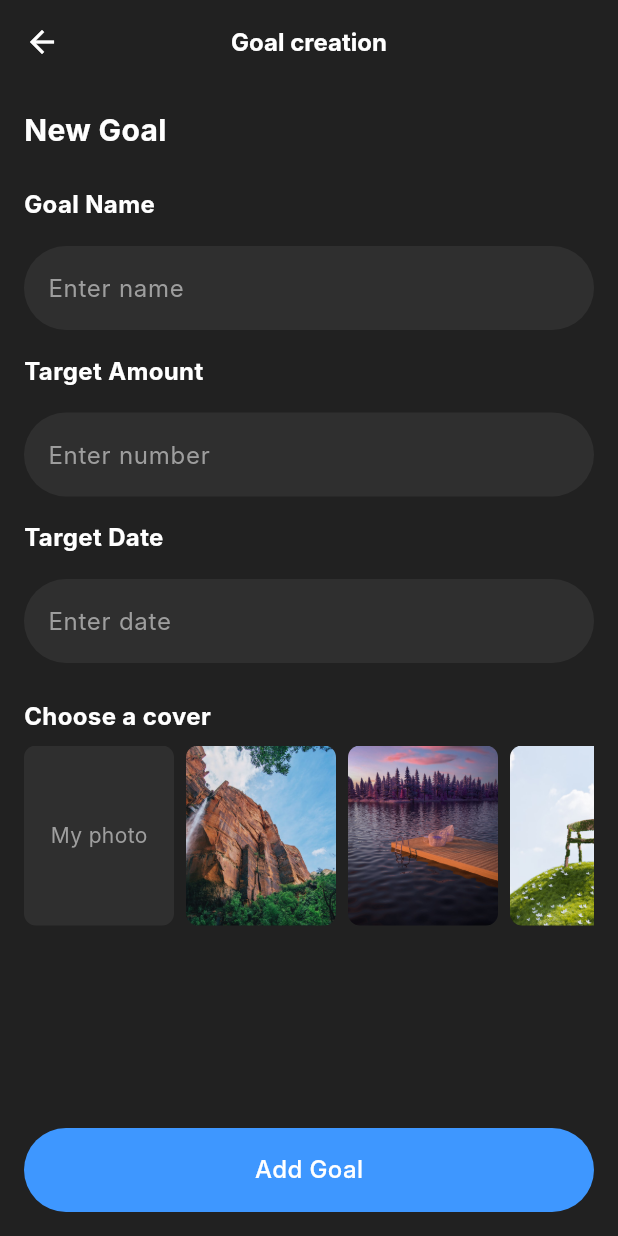
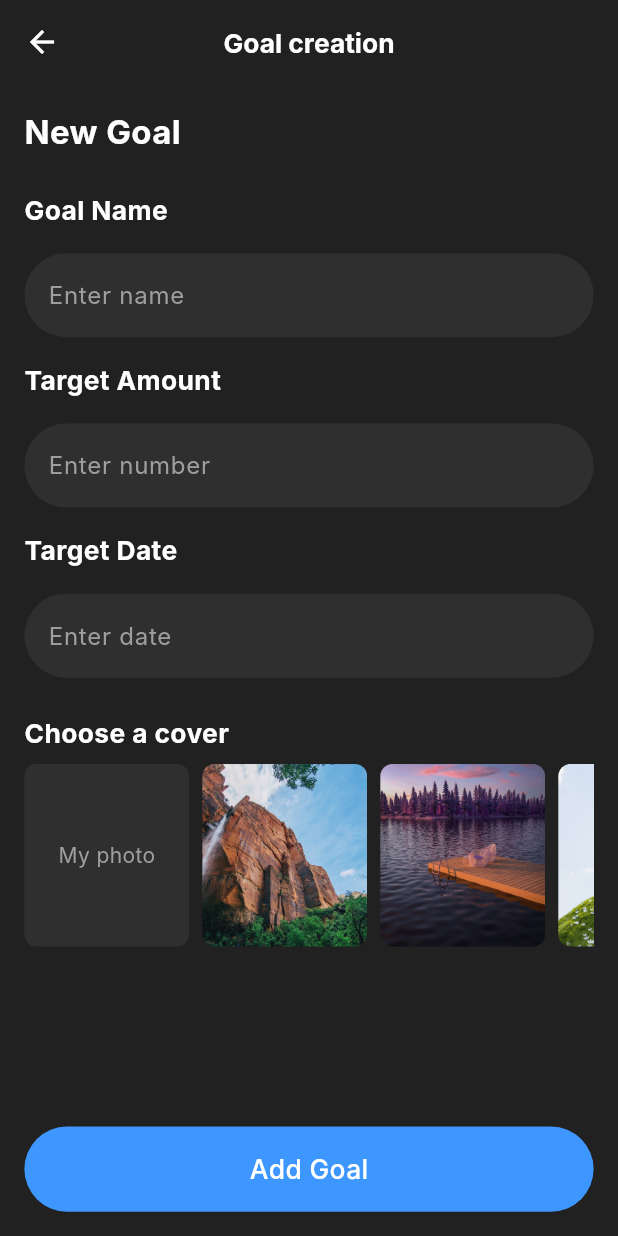
Before and after one commit to KurbanovAziz/future, a Flutter app: the TrakScreen screen opened directly, after a tap on "Add New Goal", on a phone screen of 412 x 824 dp. Run offline on Flutter 3.47's test engine with Material 3 defaults, Android fonts, the phone set to English and light mode, and no system bars; our stand-ins replace device_info_plus, event_bus, floor, flutter_screenutil, flutter_svg, get_it and 4 more; missing offline and left inert: apphud; accounts and stored records are empty; generated files the repository leaves out were written again; Roboto replaces fonts that are missing (Inter).

Commit message:
added screen utils

```diff
--- a/lib/trak/screens/goal_creation.dart
+++ b/lib/trak/screens/goal_creation.dart
@@ -3,6 +3,7 @@ import 'package:device_info_plus/device_info_plus.dart';
 import 'package:event_bus/event_bus.dart';
 import 'package:flutter/cupertino.dart';
 import 'package:flutter/material.dart';
+import 'package:flutter_screenutil/flutter_screenutil.dart';
 import 'package:future_savings_app_29_t/floor/dao/goal_dao.dart';
 import 'package:future_savings_app_29_t/trak/data/goal_data.dart';
 import 'package:get_it/get_it.dart';
@@ -142,11 +143,11 @@ class _GoalCreationState extends State<GoalCreation> {
   Widget build(BuildContext context) {
     return Scaffold(
       appBar: AppBar(
-        title: const Text(
+        title: Text(
           'Goal creation',
           style: TextStyle(
             color: Colors.white,
-            fontSize: 16,
+            fontSize: 16.sp,
             fontWeight: FontWeight.w700,
           ),
         ),
@@ -159,28 +160,28 @@ class _GoalCreationState extends State<GoalCreation> {
         ),
       ),
       body: Padding(
-        padding: const EdgeInsets.all(16.0),
+        padding: EdgeInsets.all(16.0.r),
         child: Column(
           crossAxisAlignment: CrossAxisAlignment.start,
           children: [
-            const Text(
+            Text(
               'New Goal',
               style: TextStyle(
                 color: Colors.white,
-                fontSize: 20,
+                fontSize: 20.sp,
                 fontWeight: FontWeight.bold,
               ),
             ),
-            const SizedBox(height: 24),
-            const Text(
+            SizedBox(height: 24.h),
+            Text(
               'Goal Name',
               style: TextStyle(
                 color: Colors.white,
-                fontSize: 16,
+                fontSize: 16.sp,
                 fontWeight: FontWeight.w700,
               ),
             ),
-            const SizedBox(height: 16),
+            SizedBox(height: 16.h),
             TextField(
               controller: _nameController,
               style: const TextStyle(color: Colors.white),
@@ -190,21 +191,21 @@ class _GoalCreationState extends State<GoalCreation> {
                 filled: true,
                 fillColor: const Color(0xFF2F2F2F),
                 border: OutlineInputBorder(
-                  borderRadius: BorderRadius.circular(90),
+                  borderRadius: BorderRadius.circular(90.r),
                   borderSide: BorderSide.none,
                 ),
               ),
             ),
-            const SizedBox(height: 16),
-            const Text(
+            SizedBox(height: 16.h),
+            Text(
               'Target Amount',
               style: TextStyle(
                 color: Colors.white,
-                fontSize: 16,
+                fontSize: 16.sp,
                 fontWeight: FontWeight.w700,
               ),
             ),
-            const SizedBox(height: 16),
+            SizedBox(height: 16.h),
             TextField(
               controller: _amountController,
               style: const TextStyle(color: Colors.white),
@@ -215,21 +216,21 @@ class _GoalCreationState extends State<GoalCreation> {
                 filled: true,
                 fillColor: const Color(0xFF2F2F2F),
                 border: OutlineInputBorder(
-                  borderRadius: BorderRadius.circular(90),
+                  borderRadius: BorderRadius.circular(90.r),
                   borderSide: BorderSide.none,
                 ),
               ),
             ),
-            const SizedBox(height: 16),
-            const Text(
+            SizedBox(height: 16.h),
+            Text(
               'Target Date',
               style: TextStyle(
                 color: Colors.white,
-                fontSize: 16,
+                fontSize: 16.sp,
                 fontWeight: FontWeight.w700,
               ),
             ),
-            const SizedBox(height: 16),
+            SizedBox(height: 16.h),
             TextField(
               controller: _dateController,
               style: const TextStyle(color: Colors.white),
@@ -241,23 +242,23 @@ class _GoalCreationState extends State<GoalCreation> {
                 filled: true,
                 fillColor: const Color(0xFF2F2F2F),
                 border: OutlineInputBorder(
-                  borderRadius: BorderRadius.circular(90),
+                  borderRadius: BorderRadius.circular(90.r),
                   borderSide: BorderSide.none,
                 ),
               ),
             ),
-            const SizedBox(height: 24),
-            const Text(
+            SizedBox(height: 24.h),
+            Text(
               'Choose a cover',
               style: TextStyle(
                 color: Colors.white,
-                fontSize: 16,
+                fontSize: 16.sp,
                 fontWeight: FontWeight.bold,
               ),
             ),
-            const SizedBox(height: 8),
+            SizedBox(height: 8.h),
             SizedBox(
-              height: 120,
+              height: 120.h,
               child: ListView.builder(
                 scrollDirection: Axis.horizontal,
                 itemCount: coverImages.length + 1,
@@ -277,17 +278,17 @@ class _GoalCreationState extends State<GoalCreation> {
                   _saveGoal();
                 },
                 child: Container(
-                  height: 56,
+                  height: 56.h,
                   width: double.infinity,
                   decoration: BoxDecoration(
-                    borderRadius: BorderRadius.circular(32),
+                    borderRadius: BorderRadius.circular(32.r),
                     color: FsaColor.blue,
                   ),
-                  child: const Center(
+                  child: Center(
                     child: Text(
                       'Add Goal',
                       style: TextStyle(
-                        fontSize: 16,
+                        fontSize: 16.sp,
                         fontWeight: FontWeight.w500,
                         color: FsaColor.white,
                       ),
@@ -307,13 +308,13 @@ class _GoalCreationState extends State<GoalCreation> {
     return GestureDetector(
       onTap: photosPermissionStatus,
       child: Container(
-        width: 100,
-        height: 100,
-        margin: const EdgeInsets.only(right: 8.0),
+        width: 100.w,
+        height: 100.h,
+        margin: EdgeInsets.only(right: 8.0.w),
         decoration: BoxDecoration(
-          borderRadius: BorderRadius.circular(8),
+          borderRadius: BorderRadius.circular(8.r),
           color: FsaColor.darkGrey,
-          border: isSelected ? Border.all(color: Colors.white, width: 2) : null,
+          border: isSelected ? Border.all(color: Colors.white, width: 2.w) : null,
         ),
         child: Center(
           child: _selectedImage == null
@@ -338,19 +339,19 @@ class _GoalCreationState extends State<GoalCreation> {
         });
       },
       child: Container(
-        margin: const EdgeInsets.only(right: 8.0),
+        margin: EdgeInsets.only(right: 8.0.w),
         decoration: BoxDecoration(
           border: isSelected
-              ? Border.all(color: Colors.white, width: 2)
+              ? Border.all(color: Colors.white, width: 2.w)
               : null,
-          borderRadius: BorderRadius.circular(8.0),
+          borderRadius: BorderRadius.circular(8.0.r),
         ),
         child: ClipRRect(
-          borderRadius: BorderRadius.circular(8.0),
+          borderRadius: BorderRadius.circular(8.0.r),
           child: Image.asset(
             imagePath,
-            width: 100,
-            height: 100,
+            width: 100.w,
+            height: 100.h,
             fit: BoxFit.cover,
           ),
         ),
@@ -366,7 +367,7 @@ class _GoalCreationState extends State<GoalCreation> {
         return CupertinoActionSheet(
           actions: [
             SizedBox(
-              height: 250,
+              height: 250.h,
               child: CupertinoDatePicker(
                 initialDateTime: selectedDate,
                 mode: CupertinoDatePickerMode.date,
--- a/lib/trak/trak_screen.dart
+++ b/lib/trak/trak_screen.dart
@@ -3,6 +3,7 @@ import 'dart:io';
 import 'package:event_bus/event_bus.dart';
 import 'package:flutter/cupertino.dart';
 import 'package:flutter/material.dart';
+import 'package:flutter_screenutil/flutter_screenutil.dart';
 import 'package:future_savings_app_29_t/generated/assets.dart';
 import 'package:future_savings_app_29_t/trak/screens/goal_creation.dart';
 import 'package:future_savings_app_29_t/trak/screens/savings_goals.dart';
@@ -59,11 +60,11 @@ class _TrakScreenState extends State<TrakScreen> {
   Widget build(BuildContext context) {
     return Scaffold(
       appBar: AppBar(
-        title: const Text(
+        title: Text(
           "Savings goals tracker",
           style: TextStyle(
             color: Colors.white,
-            fontSize: 16,
+            fontSize: 16.sp,
             fontWeight: FontWeight.w700,
           ),
         ),
@@ -71,7 +72,7 @@ class _TrakScreenState extends State<TrakScreen> {
       ),
       body: Center(
         child: Padding(
-          padding: const EdgeInsets.all(16.0),
+          padding: EdgeInsets.all(16.0.r),
           child: goals.isEmpty
               ? _buildEmptyState()
               : _buildGoalsList(),
@@ -91,17 +92,17 @@ class _TrakScreenState extends State<TrakScreen> {
               );
             },
             child: Container(
-              height: 56,
+              height: 56.h,
               width: double.infinity,
               decoration: BoxDecoration(
-                borderRadius: BorderRadius.circular(32),
+                borderRadius: BorderRadius.circular(32.r),
                 color: FsaColor.blue,
               ),
-              child: const Center(
+              child: Center(
                 child: Text(
                   'Add New Goal',
                   style: TextStyle(
-                    fontSize: 16,
+                    fontSize: 16.sp,
                     fontWeight: FontWeight.w500,
                     color: FsaColor.white,
                   ),
@@ -118,16 +119,16 @@ class _TrakScreenState extends State<TrakScreen> {
     return Column(
       mainAxisAlignment: MainAxisAlignment.center,
       children: [
-        const Text(
+        Text(
           "Create your first long-term goal",
           textAlign: TextAlign.center,
           style: TextStyle(
             color: Colors.white,
-            fontSize: 20,
+            fontSize: 20.sp,
             fontWeight: FontWeight.w700,
           ),
         ),
-        const SizedBox(height: 16),
+        SizedBox(height: 16.h),
         GestureDetector(
           onTap: () {
             Navigator.push(
@@ -138,17 +139,17 @@ class _TrakScreenState extends State<TrakScreen> {
             );
           },
           child: Container(
-            height: 56,
+            height: 56.h,
             width: double.infinity,
             decoration: BoxDecoration(
-              borderRadius: BorderRadius.circular(32),
+              borderRadius: BorderRadius.circular(32.r),
               color: FsaColor.blue,
             ),
-            child: const Center(
+            child: Center(
               child: Text(
                 'Add New Goal',
                 style: TextStyle(
-                  fontSize: 16,
+                  fontSize: 16.sp,
                   fontWeight: FontWeight.w500,
                   color: FsaColor.white,
                 ),
@@ -178,9 +179,9 @@ class _TrakScreenState extends State<TrakScreen> {
                 },
                 child: Card(
                   color: FsaColor.darkGrey,
-                  margin: const EdgeInsets.symmetric(vertical: 8.0),
+                  margin: EdgeInsets.symmetric(vertical: 8.0.h),
                   child: Padding(
-                    padding: const EdgeInsets.all(16.0),
+                    padding: EdgeInsets.all(16.0.r),
                     child: Row(
                       crossAxisAlignment: CrossAxisAlignment.start,
                       children: [
@@ -190,65 +191,65 @@ class _TrakScreenState extends State<TrakScreen> {
                             children: [
                               Text(
                                 goal.name,
-                                style: const TextStyle(
+                                style: TextStyle(
                                   color: Colors.white,
-                                  fontSize: 18,
+                                  fontSize: 18.sp,
                                   fontWeight: FontWeight.bold,
                                 ),
                               ),
-                              const SizedBox(height: 8.0),
+                              SizedBox(height: 8.0.h),
                               Row(
                                 children: [
                                   Container(
                                     decoration: BoxDecoration(
                                         color: FsaColor.black,
-                                        borderRadius: BorderRadius.circular(8)
+                                        borderRadius: BorderRadius.circular(8.r)
                                     ),
                                     child: Padding(
-                                      padding: const EdgeInsets.all(8.0),
+                                      padding: EdgeInsets.all(8.0.r),
                                       child: Column(
                                         children: [
-                                          const Text(
+                                          Text(
                                             'Left (\$):',
                                             style: TextStyle(
                                                 color: Colors.white54,
                                                 fontWeight: FontWeight.w700,
-                                                fontSize: 12),
+                                                fontSize: 12.sp),
                                           ),
                                           Text(
                                             '${goal.number - (goal.accumulated ?? 0)}',
-                                            style: const TextStyle(
+                                            style: TextStyle(
                                                 color: Colors.blue,
                                                 fontWeight: FontWeight.w700,
-                                                fontSize: 16),
+                                                fontSize: 16.sp),
                                           ),
                                         ],
                                       ),
                                     ),
                                   ),
-                                  const SizedBox(width: 8),
+                                  SizedBox(width: 8.w),
                                   Container(
                                     decoration: BoxDecoration(
                                         color: FsaColor.black,
-                                        borderRadius: BorderRadius.circular(8)
+                                        borderRadius: BorderRadius.circular(8.r)
                                     ),
                                     child: Padding(
-                                      padding: const EdgeInsets.all(8.0),
+                                      padding: EdgeInsets.all(8.0.r),
                                       child: Column(
                                         children: [
-                                          const Text(
+                                          Text(
                                             'Years left (\$):',
                                             style: TextStyle(
                                                 color: Colors.white54,
                                                 fontWeight: FontWeight.w700,
-                                                fontSize: 12),
+                                                fontSize: 12.sp),
                                           ),
                                           Text(
                                             '${(DateTime.now().difference(goalDate).inDays ~/ 365).abs()}',
-                                            style: const TextStyle(
+                                            style: TextStyle(
                                                 color: Colors.blue,
                                                 fontWeight: FontWeight.w700,
-                                                fontSize: 16),
+                                                fontSize: 16.sp),
                                           ),
                                         ],
                                       ),
@@ -256,7 +257,7 @@ class _TrakScreenState extends State<TrakScreen> {
                                   ),
                                 ],
                               ),
-                              const SizedBox(height: 16.0),
+                              SizedBox(height: 16.0.h),
                               Row(
                                 children: [
                                   Expanded(child: LinearProgressIndicator(
@@ -267,12 +268,12 @@ class _TrakScreenState extends State<TrakScreen> {
                                       valueColor: const AlwaysStoppedAnimation<Color>(FsaColor.green),
                                     ),
                                   ),
-                                  const SizedBox(width: 8),
+                                  SizedBox(width: 8.w),
                                   Text(
                                     '${(goal.number != 0 ? ((goal.accumulated ?? 0) / goal.number * 100).clamp(0.0,100.0).toInt() : 0)}%',
-                                    style: const TextStyle(
+                                    style: TextStyle(
                                       color: Colors.white,
-                                      fontSize: 16,
+                                      fontSize: 16.sp,
                                       fontWeight: FontWeight.bold,
                                     ),
                                   ),
@@ -282,15 +283,15 @@ class _TrakScreenState extends State<TrakScreen> {
                           ),
                         ),
                         SizedBox(
-                          height: 100,
-                          width: 100,
+                          height: 100.h,
+                          width: 100.w,
                           child: CircleAvatar(
                             backgroundImage: goal.image != null
                                 ? (goal.image!.startsWith('/data/user/') && File(goal.image!).existsSync()
                                 ? FileImage(File(goal.image!))
                                 : AssetImage(goal.image!)) as ImageProvider<Object>
                                 : null,
-                            radius: 30,
+                            radius: 30.r,
                             child: goal.image == null
                                 ? const Icon(Icons.image, size: 30)
                                 : null, // Placeholder icon if no image
@@ -306,8 +307,8 @@ class _TrakScreenState extends State<TrakScreen> {
                 right: 0,
                 top: 0,
                 child: Container(
-                  width: 40,
-                  height: 40,
+                  width: 40.w,
+                  height: 40.h,
                   decoration: const BoxDecoration(
                     color: Colors.white,
                     shape: BoxShape.circle,
```
Also changed, not shown: lib/fsa/fsa_onb.dart (+5 -5 lines), lib/fsa/paywall_screen.dart (+29 -28 lines), lib/res/res_screen.dart (+12 -11 lines), lib/trak/screens/savings_goals.dart (+37 -36 lines).
